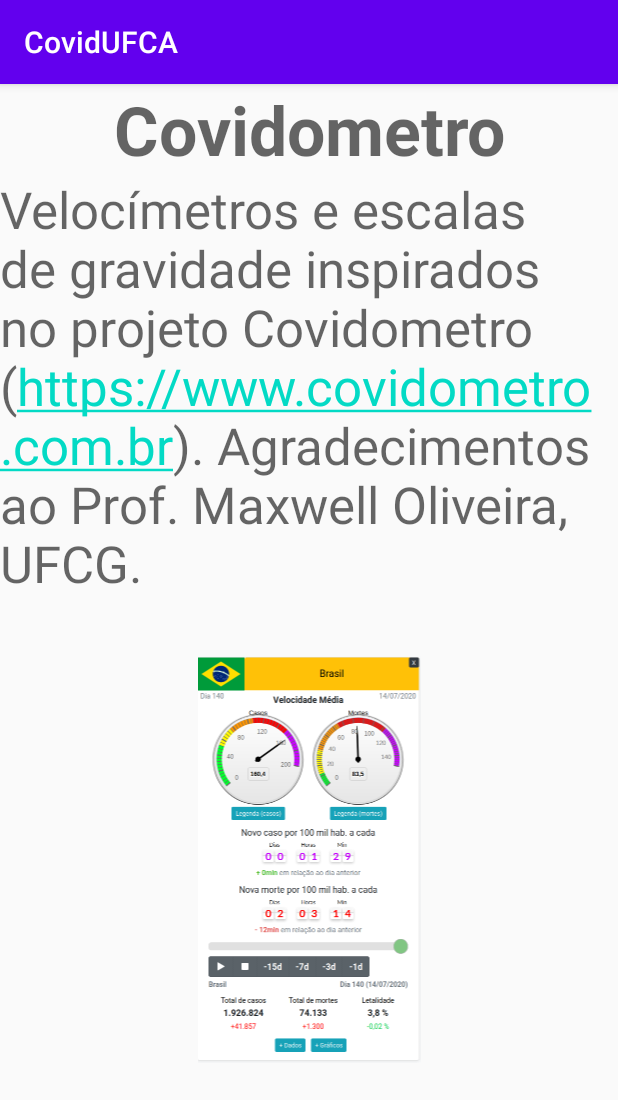
After one commit to rafaelperazzo/covid19_android_studio, an Android app: the CovidometroActivity screen opened directly, with no data from a screen before it, on a phone screen of 412 x 824 dp. The commit adds this screen. Shown: the top 1100 px of the screen. Run offline under Robolectric (Android 15) with nearby library versions, the phone set to English and light mode, and no system bars.

Commit message:
Atualizado 2020-07-15 10:40:03

```diff
--- a/app/build.gradle
+++ b/app/build.gradle
@@ -20,8 +20,8 @@ android {
         applicationId "pet.yoko.apps.covid"
         minSdkVersion 24
         targetSdkVersion 29
-        versionCode 40
-        versionName '40'
+        versionCode 41
+        versionName '41'
 
         testInstrumentationRunner "androidx.test.runner.AndroidJUnitRunner"
     }
--- a/app/src/main/AndroidManifest.xml
+++ b/app/src/main/AndroidManifest.xml
@@ -14,13 +14,14 @@
     <uses-permission android:name="android.permission.ACCESS_COARSE_LOCATION" />
 
     <application
-        tools:replace="android:allowBackup"
         android:allowBackup="false"
         android:icon="@mipmap/ic_launcher"
         android:label="@string/app_name"
         android:roundIcon="@mipmap/ic_launcher_round"
         android:supportsRtl="true"
-        android:theme="@style/AppTheme">
+        android:theme="@style/AppTheme"
+        tools:replace="android:allowBackup">
+        <activity android:name=".CovidometroActivity"></activity>
         <!--
              The API key for Google Maps-based APIs is defined as a string resource.
              (See the file "res/values/google_maps_api.xml").
--- /dev/null
+++ b/app/src/main/java/pet/yoko/apps/covid/CovidometroActivity.java
@@ -0,0 +1,14 @@
+package pet.yoko.apps.covid;
+
+import androidx.appcompat.app.AppCompatActivity;
+
+import android.os.Bundle;
+
+public class CovidometroActivity extends AppCompatActivity {
+
+    @Override
+    protected void onCreate(Bundle savedInstanceState) {
+        super.onCreate(savedInstanceState);
+        setContentView(R.layout.activity_covidometro);
+    }
+}
--- a/app/src/main/java/pet/yoko/apps/covid/MainActivity.java
+++ b/app/src/main/java/pet/yoko/apps/covid/MainActivity.java
@@ -609,6 +609,10 @@ public class MainActivity extends AppCompatActivity implements PopupMenu.OnMenuI
                 intent.putExtra(TIPO_GRAFICO,"bar");
                 startActivity(intent);
                 return true;
+            case R.id.menu_covidometro:
+                intent =  new Intent(this,CovidometroActivity.class);
+                startActivity(intent);
+                return true;
             case R.id.menu_compartilhar_app:
                 String conteudo = "https://play.google.com/store/apps/details?id=pet.yoko.apps.covid";
                 Intent sendIntent = new Intent();
--- /dev/null
+++ b/app/src/main/res/layout/activity_covidometro.xml
@@ -0,0 +1,34 @@
+<?xml version="1.0" encoding="utf-8"?>
+<LinearLayout xmlns:android="http://schemas.android.com/apk/res/android"
+    xmlns:app="http://schemas.android.com/apk/res-auto"
+    xmlns:tools="http://schemas.android.com/tools"
+    android:layout_width="match_parent"
+    android:layout_height="match_parent"
+    android:orientation="vertical"
+    tools:context=".CovidometroActivity" >
+
+    <TextView
+        android:id="@+id/textView"
+        android:layout_width="match_parent"
+        android:layout_height="wrap_content"
+        android:text="Covidometro"
+        android:textAlignment="center"
+        android:textAppearance="@style/TextAppearance.AppCompat.Display2"
+        android:textStyle="bold" />
+
+    <TextView
+        android:id="@+id/textView16"
+        android:layout_width="match_parent"
+        android:layout_height="wrap_content"
+        android:autoLink="web"
+        android:text="@string/integrasus"
+        android:textAlignment="textStart"
+        android:textAppearance="@style/TextAppearance.AppCompat.Display1" />
+
+    <ImageView
+        android:id="@+id/imageView5"
+        android:layout_width="match_parent"
+        android:layout_height="wrap_content"
+        app:srcCompat="@drawable/covidometro" />
+
+</LinearLayout>
--- a/app/src/main/res/menu/main_menu.xml
+++ b/app/src/main/res/menu/main_menu.xml
@@ -11,4 +11,6 @@
         android:title="Compartilhar este App" />
     <item android:id="@+id/menu_pagina_app"
         android:title="Sobre este app" />
+    <item android:id="@+id/menu_covidometro"
+        android:title="Covidometro" />
 </menu>
--- a/app/src/main/res/values/strings.xml
+++ b/app/src/main/res/values/strings.xml
@@ -4,7 +4,7 @@
     <string name="title_activity_mapa">Map</string>
     <string name="internet_indisponivel">Internet indisponível! Verifique sua conexão!</string>
     <string name="atualizacao">Uma nova versão do aplicativo está disponível, com correções e novos recursos</string>
-    <string name="integrasus">Velocímetros e escalas de gravidade inspirados no projeto Covidometro (https://www.covidometro.com.br)</string>
+    <string name="integrasus">Velocímetros e escalas de gravidade inspirados no projeto Covidometro (https://www.covidometro.com.br). Agradecimentos ao Prof. Maxwell Oliveira, UFCG.\n</string>
     <string name="ajudaTabela"><b>Situação:</b> Baseada na taxa de crescimento dos óbitos (por 100.000 habitantes), nos últimos 60 dias, conforme velocímetro dos óbitos.
     \n\n<b>Incidência</b>: Taxa de pessoas "em recuperação" por 100.000 habitantes.\n\n
     </string>
```
Also changed, not shown: app/src/main/res/layout/activity_main.xml (+21 -28 lines), app/src/main/res/drawable-xxhdpi/covidometro.png (added), 1 other file.
